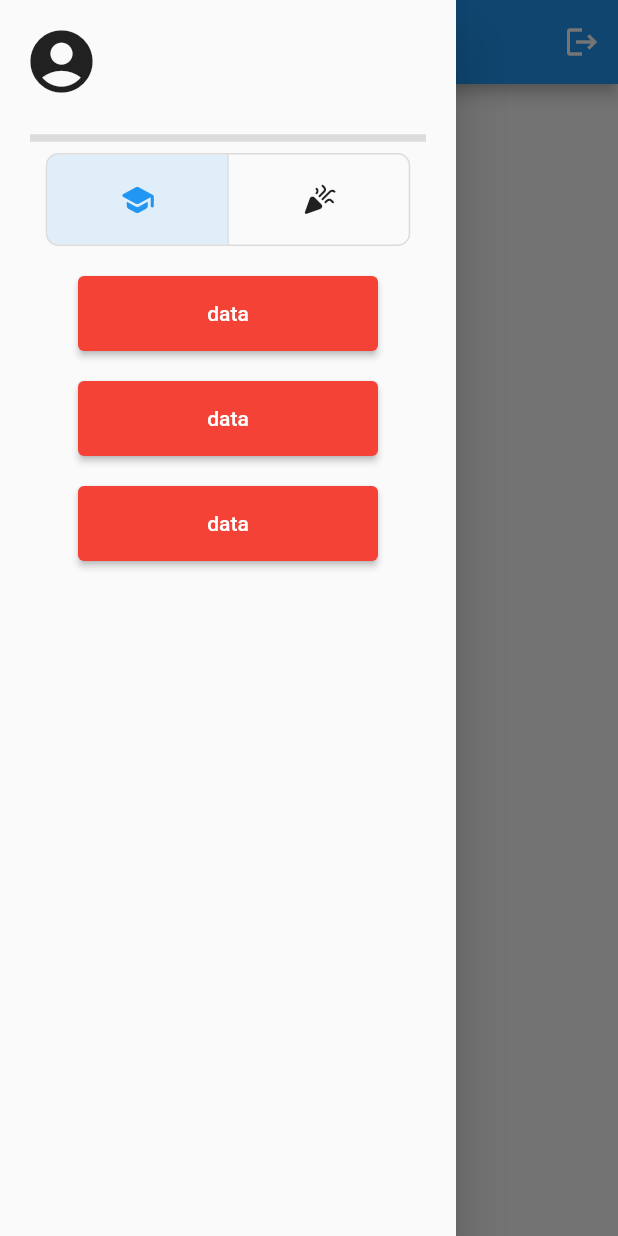
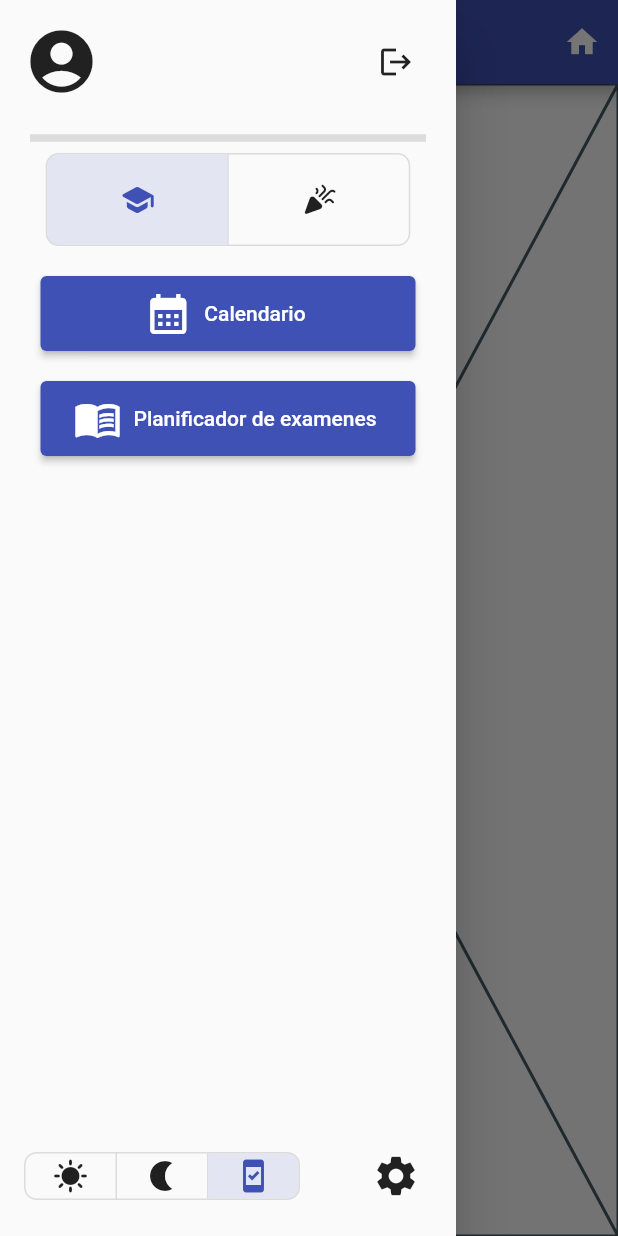
Before and after one commit to Bibote/TFG, a Flutter app: the screen it shows once a user with an empty profile is signed in, with the side drawer open, on a phone screen of 412 x 824 dp. Run offline on Flutter 3.47's test engine with Material 2 defaults, Android fonts, the light colour scheme and no system bars; our stand-ins replace firebase_auth, firebase_core, google_sign_in, syncfusion_flutter_calendar; accounts and stored records are empty; network calls fail.

Commit message:
Menu finalizado

```diff
--- /dev/null
+++ b/lib/Inicio/Dashboard.dart
@@ -0,0 +1,12 @@
+import 'package:flutter/material.dart';
+import 'package:firebase_core/firebase_core.dart';
+
+
+class Dashboard extends StatelessWidget {
+  const Dashboard({Key? key}) : super(key: key);
+
+  @override
+  Widget build(BuildContext context) {
+    return const Placeholder();
+  }
+}
--- /dev/null
+++ b/lib/Inicio/menu.dart
@@ -0,0 +1,258 @@
+import 'package:firebase_auth/firebase_auth.dart';
+import 'package:flutter/material.dart';
+import 'package:tfg/Educacion/Calendario/Calendario_edu.dart';
+import 'package:tfg/Inicio/Dashboard.dart';
+import 'package:tfg/main.dart';
+
+
+class Menu extends StatefulWidget {
+  const Menu({super.key});
+  @override
+  State<Menu> createState() => _MenuState();
+}
+
+class _MenuState extends State<Menu> {
+  final List<bool> _selectedModo = <bool>[true, false];
+  final List<bool> _selectedLuz = <bool>[false, false, true];
+  Widget _pantalla= Dashboard();
+
+  @override
+  Widget build(BuildContext context) {
+    final user = FirebaseAuth.instance.currentUser;
+
+    if (MyApp.of(context).getTheme() == ThemeMode.light) {
+      _selectedLuz[0] = true;
+      _selectedLuz[1] = false;
+      _selectedLuz[2] = false;
+    } else if (MyApp.of(context).getTheme()   == ThemeMode.dark) {
+      _selectedLuz[0] = false;
+      _selectedLuz[1] = true;
+      _selectedLuz[2] = false;
+    } else {
+      _selectedLuz[0] = false;
+      _selectedLuz[1] = false;
+      _selectedLuz[2] = true;
+    }
+    void cambioPagina(Widget pagina) {
+      setState(() {
+        _pantalla = pagina;
+      });
+    }
+
+    final List<Widget> _menus = <Widget>[
+      //Botones de la parte académica
+      Column(
+        children: [
+          ElevatedButton.icon(
+              style: ElevatedButton.styleFrom(
+                minimumSize: const Size(250, 50),
+              ),
+              onPressed: () {
+                cambioPagina(MyHomePage());
+                Navigator.pop(context);
+              },
+              icon: const Icon(Icons.calendar_month, size: 32),
+              label: Text("Calendario")
+          ),
+          const SizedBox(height: 20),
+          ElevatedButton.icon(
+              style: ElevatedButton.styleFrom(
+                minimumSize: const Size(250, 50),
+              ),
+              onPressed: () {
+                cambioPagina(Text("Planificador de examenes"));
+                Navigator.pop(context);
+              },
+              icon: const Icon(Icons.menu_book_outlined, size: 32),
+              label: Text("Planificador de examenes")
+          ),
+        ],
+      ),
+      //Botones de la parte lúdica
+      Column(
+        children: [
+          ElevatedButton.icon(
+              style: ElevatedButton.styleFrom(
+                minimumSize: const Size(250, 50),
+              ),
+              onPressed: () {
+                cambioPagina(Text("Calendario"));
+                Navigator.pop(context);
+              },
+              icon: const Icon(Icons.calendar_month, size: 32),
+              label: Text("Calendario")
+          ),
+          const SizedBox(height: 20),
+          ElevatedButton.icon(
+              style: ElevatedButton.styleFrom(
+                minimumSize: const Size(250, 50),
+              ),
+              onPressed: () {
+                cambioPagina(Text("Gastos"));
+                Navigator.pop(context);
+              },
+              icon: const Icon(Icons.euro, size: 32),
+              label: Text("Gastos")
+          ),
+          const SizedBox(height: 20),
+          ElevatedButton.icon(
+              style: ElevatedButton.styleFrom(
+                minimumSize: const Size(250, 50),
+              ),
+              onPressed: () {
+                cambioPagina(Text("Donde comemos?"));
+                Navigator.pop(context);
+              },
+              icon: const Icon(Icons.restaurant, size: 32),
+              label: Text("Donde comemos?")
+          ),
+          const SizedBox(height: 20),
+          ElevatedButton.icon(
+              style: ElevatedButton.styleFrom(
+                minimumSize: const Size(250, 50),
+              ),
+              onPressed: () {
+                cambioPagina(Text("Valoración restaurantes"));
+                Navigator.pop(context);
+              },
+              icon: const Icon(Icons.restaurant_menu, size: 32),
+              label: Text("Valoración restaurantes")
+          ),
+          const SizedBox(height: 20),
+          ElevatedButton.icon(
+              style: ElevatedButton.styleFrom(
+                minimumSize: const Size(250, 50),
+              ),
+              onPressed: () {
+                cambioPagina(Text("Actividades"));
+                Navigator.pop(context);
+              },
+              icon: const Icon(Icons.celebration_rounded, size: 32),
+              label: Text("Actividades")
+          ),
+        ],
+      ),
+    ];
+    return Scaffold(
+      appBar: AppBar(
+        title: const Text('Menu'),
+        actions: [
+          IconButton(
+            onPressed: () {
+              cambioPagina(const Dashboard());
+            },
+            icon: const Icon(Icons.home),
+          ),
+        ],
+      ),
+      body: Center(
+        child: _pantalla,
+      ),
+      drawer: Drawer(
+        child: SafeArea(
+          child: Column(
+            children: [
+               Padding(
+                 padding: const EdgeInsets.all(16.0),
+                 child: Row(
+                  children: [
+                      const Icon(Icons.account_circle_rounded, size: 50),
+                      const SizedBox(width: 10),
+                      Expanded(
+                        child: Text(
+                            user!.email!,
+                            style: const TextStyle(fontSize: 15),
+                            ),
+                      ),
+                      IconButton(
+                        onPressed: () async {
+                          await FirebaseAuth.instance.signOut();
+                        },
+                        icon: const Icon(Icons.logout),
+                      ),
+
+                  ],
+                 ),
+               ),
+              const Divider(
+                height: 20,
+                thickness: 5,
+                indent: 20,
+                endIndent: 20,
+              ),
+              Center(
+                child: ToggleButtons(
+                  onPressed: (int index) {
+                    setState(() {
+                      // The button that is tapped is set to true, and the others to false.
+                      for (int i = 0; i < _selectedModo.length; i++) {
+                        _selectedModo[i] = i == index;
+                      }
+                    });
+                  },
+                  constraints: const BoxConstraints(minWidth: 120, minHeight: 60),
+                  borderRadius: const BorderRadius.all(Radius.circular(8)),
+                  isSelected: _selectedModo,
+                  children: const <Widget>[
+                    Icon(Icons.school_rounded),
+                    Icon(Icons.celebration_rounded),
+                  ],
+                ),
+              ),
+              const SizedBox(height: 20),
+              Center(
+                child:_menus[_selectedModo.indexOf(true)]
+              ),
+               const Spacer(
+                   flex: 1
+               ),
+              Padding(
+                 padding: const EdgeInsets.all(16.0),
+                 child:  Row(
+                   mainAxisAlignment: MainAxisAlignment.start,
+                   children: [
+                     ToggleButtons(
+                       onPressed: (int index) {
+                         setState(() {
+                           // The button that is tapped is set to true, and the others to false.
+                           for (int i = 0; i < _selectedLuz.length; i++) {
+                             _selectedLuz[i] = i == index;
+                           }
+                           if(_selectedLuz[0]){
+                              MyApp.of(context).changeTheme(
+                                  ThemeMode.light
+                              );
+                           }else if(_selectedLuz[1]){
+                              MyApp.of(context).changeTheme(ThemeMode.dark);
+                           } else{
+                             MyApp.of(context).changeTheme(ThemeMode.system);
+                           }
+                         });
+                       },
+                       constraints: const BoxConstraints(minWidth: 60, minHeight: 30),
+                       borderRadius: const BorderRadius.all(Radius.circular(8)),
+                       isSelected: _selectedLuz,
+                       children: const <Widget>[
+                         Icon(Icons.sunny),
+                         Icon(Icons.nightlight),
+                         Icon((Icons.system_security_update_good))
+                       ],
+                     ),
+                     const Spacer(),
+                     IconButton(
+                         icon: const Icon(Icons.settings,size: 32),
+                         onPressed: () {
+                           cambioPagina(Text("Ajustes"));
+                           Navigator.pop(context);
+                         }
+                     ),
+                   ],
+                 ),
+               ),
+            ],
+          ),
+        ),
+      )
+    );
+  }
+}
--- a/lib/registro.dart
+++ b/lib/Inicio/registro.dart
@@ -3,7 +3,7 @@ import 'package:firebase_core/firebase_core.dart';
 import 'package:flutter/gestures.dart';
 import 'package:tfg/main.dart';
 import 'package:firebase_auth/firebase_auth.dart';
-import 'package:tfg/menu.dart';
+import 'package:tfg/inicio/menu.dart';
 
 
 class Registro extends StatelessWidget {
--- a/lib/main.dart
+++ b/lib/main.dart
@@ -1,8 +1,8 @@
 import 'package:flutter/material.dart';
 import 'package:firebase_core/firebase_core.dart';
 import 'package:google_sign_in/google_sign_in.dart';
-import 'package:tfg/menu.dart';
-import 'package:tfg/registro.dart';
+import 'package:tfg/inicio/menu.dart';
+import 'package:tfg/inicio/registro.dart';
 import 'firebase_options.dart';
 import 'package:firebase_auth/firebase_auth.dart';
 import 'package:flutter/gestures.dart';
@@ -40,7 +40,9 @@ class _MyAppState extends State<MyApp> {
       debugShowCheckedModeBanner:false,
       navigatorKey: navigatorKey,
       title: 'Flutter Demo',
-      theme: ThemeData(),
+      theme: ThemeData(
+        primarySwatch: Colors.indigo,
+      ),
       darkTheme: ThemeData.dark(),
       themeMode: _themeMode,
       home: Login(),
@@ -51,6 +53,10 @@ class _MyAppState extends State<MyApp> {
     setState(() {
       _themeMode = themeMode;
     });
+  }
+
+  ThemeMode getTheme() {
+    return _themeMode;
   }
 }
 
@@ -154,7 +160,6 @@ class _LoginWidgetState extends State<LoginWidget> {
                 RichText(
                   text: TextSpan(
                     text: '¿No tienes una cuenta? ',
-                    style: TextStyle(color: Colors.black),
                     children: [
                       TextSpan(
                         recognizer: TapGestureRecognizer()
--- a/lib/menu.dart
+++ /dev/null
@@ -1,181 +0,0 @@
-import 'package:firebase_auth/firebase_auth.dart';
-import 'package:flutter/material.dart';
-
-
-class Menu extends StatefulWidget {
-  const Menu({super.key});
-  @override
-  State<Menu> createState() => _MenuState();
-}
-
-class _MenuState extends State<Menu> {
-  final List<bool> _selectedModo = <bool>[true, false];
-
-  final List<Widget> _menus = <Widget>[
-     Column(
-      children: [
-        ElevatedButton(
-            style: ElevatedButton.styleFrom(
-              backgroundColor: Colors.red,
-              minimumSize: const Size(200, 50),
-            ),
-            onPressed: () async {
-              await FirebaseAuth.instance.signOut();
-            },
-            child: Text("data")
-        ),
-        const SizedBox(height: 20),
-        ElevatedButton(
-            style: ElevatedButton.styleFrom(
-              backgroundColor: Colors.red,
-              minimumSize: const Size(200, 50),
-            ),
-            onPressed: () async {
-              await FirebaseAuth.instance.signOut();
-            },
-            child: Text("data")
-        ),
-        const SizedBox(height: 20),
-        ElevatedButton(
-            style: ElevatedButton.styleFrom(
-              backgroundColor: Colors.red,
-              minimumSize: const Size(200, 50),
-            ),
-            onPressed: () async {
-              await FirebaseAuth.instance.signOut();
-            },
-            child: Text("data")
-        ),
-      ],
-    ),
-    Column(
-      children: [
-        ElevatedButton(
-          style: ElevatedButton.styleFrom(
-            backgroundColor: Colors.red,
-            minimumSize: const Size(200, 50),
-          ),
-            onPressed: () async {
-              await FirebaseAuth.instance.signOut();
-            },
-            child: Text("data")
-        ),
-        const SizedBox(height: 20),
-        ElevatedButton(
-            style: ElevatedButton.styleFrom(
-              backgroundColor: Colors.red,
-              minimumSize: const Size(200, 50),
-            ),
-            onPressed: () async {
-              await FirebaseAuth.instance.signOut();
-            },
-            child: Text("data")
-        ),
-        const SizedBox(height: 20),
-        ElevatedButton(
-            style: ElevatedButton.styleFrom(
-              backgroundColor: Colors.red,
-              minimumSize: const Size(200, 50),
-            ),
-            onPressed: () async {
-              await FirebaseAuth.instance.signOut();
-            },
-            child: Text("data")
-        ),
-        const SizedBox(height: 20),
-        ElevatedButton(
-            style: ElevatedButton.styleFrom(
-              backgroundColor: Colors.red,
-              minimumSize: const Size(200, 50),
-            ),
-            onPressed: () async {
-              await FirebaseAuth.instance.signOut();
-            },
-            child: Text("data")
-        ),
-      ],
-    ),
-  ];
-  @override
-  Widget build(BuildContext context) {
-    final user = FirebaseAuth.instance.currentUser;
-    return Scaffold(
-      appBar: AppBar(
-        title: const Text('Menu'),
-        actions: [
-          IconButton(
-            onPressed: () async {
-              await FirebaseAuth.instance.signOut();
-            },
-            icon: const Icon(Icons.logout),
-          ),
-        ],
-      ),
-      body: Center(
-        child: Column(
-          mainAxisAlignment: MainAxisAlignment.center,
-          children: [
-            const Text('Bienvenido'),
-            ElevatedButton(
-              onPressed: () async {
-                await FirebaseAuth.instance.signOut();
-              },
-              child: const Text('Cerrar sesión'),
-            ),
-          ],
-        ),
-      ),
-      drawer: Drawer(
-        child: ListView(
-          children: [
-             Padding(
-               padding: const EdgeInsets.all(16.0),
-               child: Row(
-                children: [
-                    const Icon(Icons.account_circle_rounded, size: 50),
-                    const SizedBox(width: 10),
-                    Expanded(
-                      child: Text(
-                          user!.email!,
-                          style: const TextStyle(fontSize: 15),
-                          ),
-                    ),
-                ],
-            ),
-             ),
-            const Divider(
-              height: 20,
-              thickness: 5,
-              indent: 20,
-              endIndent: 20,
-            ),
-            Center(
-              child: ToggleButtons(
-                onPressed: (int index) {
-                  setState(() {
-                    // The button that is tapped is set to true, and the others to false.
-                    for (int i = 0; i < _selectedModo.length; i++) {
-                      _selectedModo[i] = i == index;
-                    }
-                  });
-                },
-                constraints: const BoxConstraints(minWidth: 120, minHeight: 60),
-                borderRadius: const BorderRadius.all(Radius.circular(8)),
-                isSelected: _selectedModo,
-                children: const <Widget>[
-                  Icon(Icons.school_rounded),
-                  Icon(Icons.celebration_rounded),
-                ],
-              ),
-            ),
-            const SizedBox(height: 20),
-            Center(
-              child:_menus[_selectedModo.indexOf(true)]
-            )
-
-          ],
-        ),
-      )
-    );
-  }
-}
--- a/pubspec.yaml
+++ b/pubspec.yaml
@@ -38,6 +38,8 @@ dependencies:
   firebase_core: ^2.16.0
   firebase_auth: ^4.10.0
   google_sign_in: ^6.1.5
+  syncfusion_flutter_calendar: ^23.1.40
+  full_screen_menu: ^1.0.0
 
 dev_dependencies:
   flutter_test:
```
Also changed, not shown: lib/Educacion/Calendario/Calendario_edu.dart (added, +33 -0 lines), pubspec.lock.
